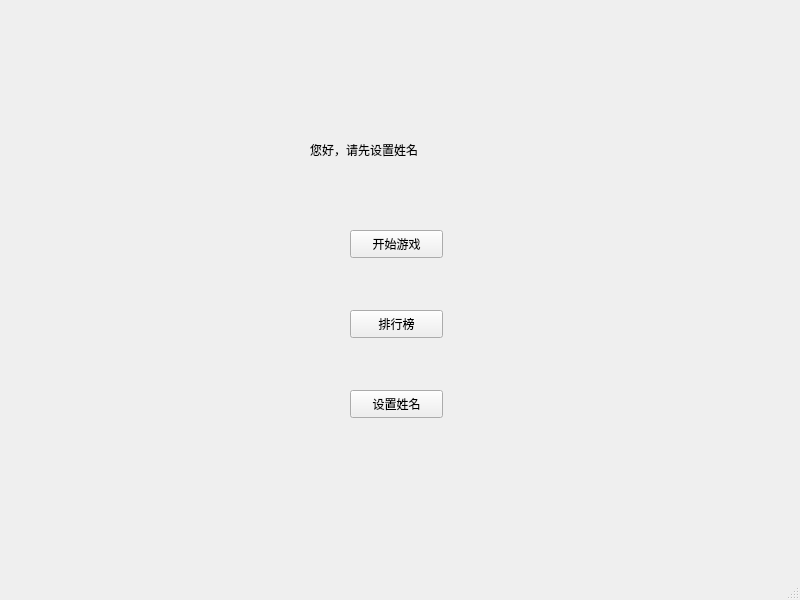
Qt form cbejeweleddlg.ui (wgananh/Formal_Brmal_Bejeweled) before a commit.
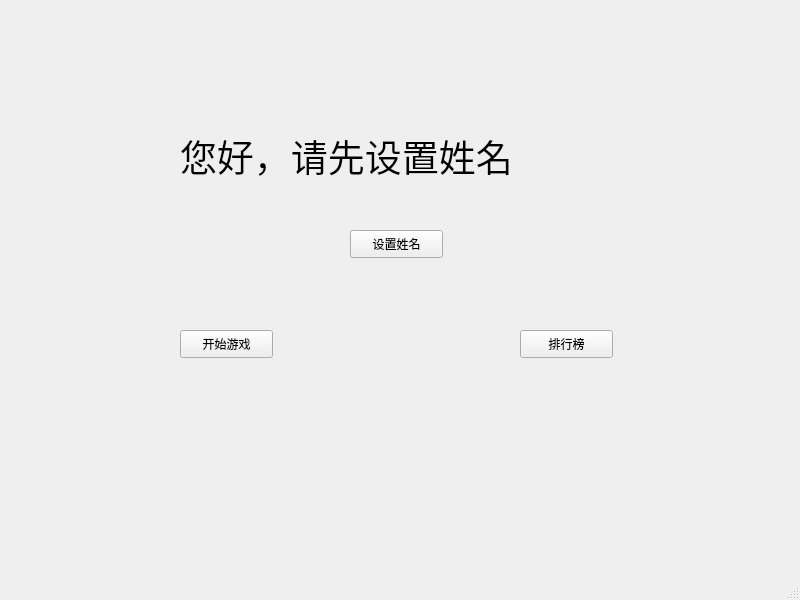
The same form after that commit.

The edit to the form file:
```diff
--- a/cbejeweleddlg.ui
+++ b/cbejeweleddlg.ui
@@ -17,8 +17,8 @@
    <widget class="QPushButton" name="btn_mainToGame">
     <property name="geometry">
      <rect>
-      <x>350</x>
-      <y>230</y>
+      <x>180</x>
+      <y>330</y>
       <width>93</width>
       <height>28</height>
      </rect>
@@ -30,8 +30,8 @@
    <widget class="QPushButton" name="btn_mainToRank">
     <property name="geometry">
      <rect>
-      <x>350</x>
-      <y>310</y>
+      <x>520</x>
+      <y>330</y>
       <width>93</width>
       <height>28</height>
      </rect>
@@ -43,12 +43,18 @@
    <widget class="QLabel" name="label_welcome">
     <property name="geometry">
      <rect>
-      <x>310</x>
-      <y>140</y>
-      <width>171</width>
-      <height>20</height>
+      <x>180</x>
+      <y>100</y>
+      <width>461</width>
+      <height>111</height>
      </rect>
     </property>
+    <property name="font">
+     <font>
+      <family>华文彩云</family>
+      <pointsize>28</pointsize>
+     </font>
+    </property>
     <property name="text">
      <string>您好，请先设置姓名</string>
     </property>
@@ -57,7 +63,7 @@
     <property name="geometry">
      <rect>
       <x>350</x>
-      <y>390</y>
+      <y>230</y>
       <width>93</width>
       <height>28</height>
      </rect>
```
